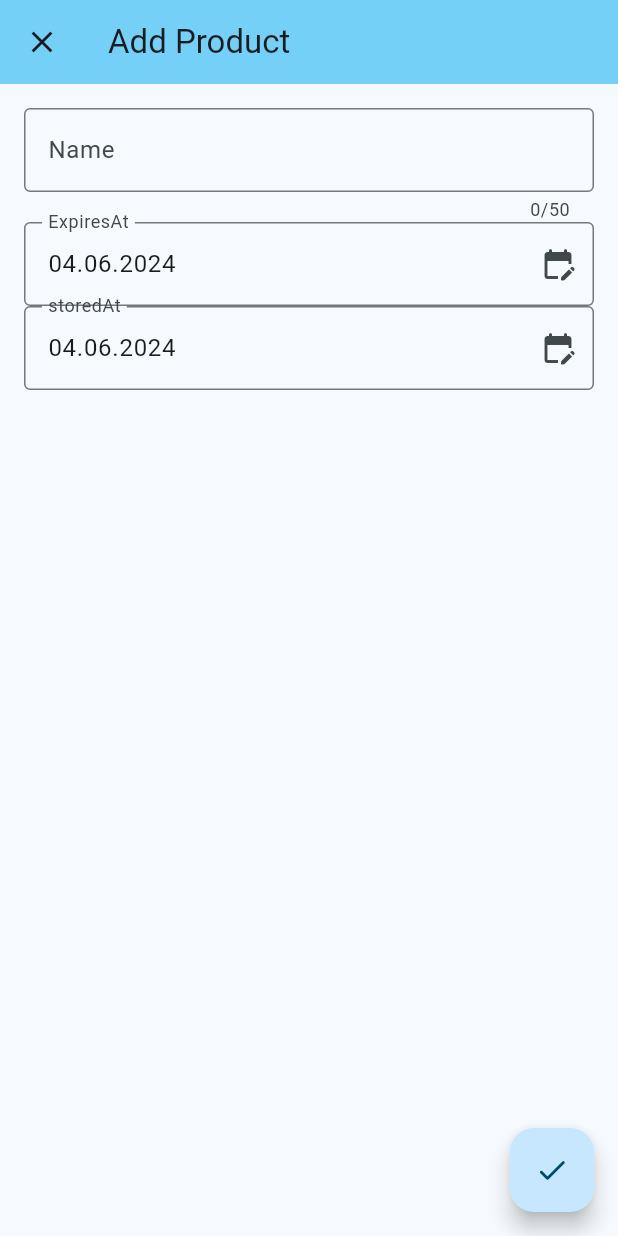
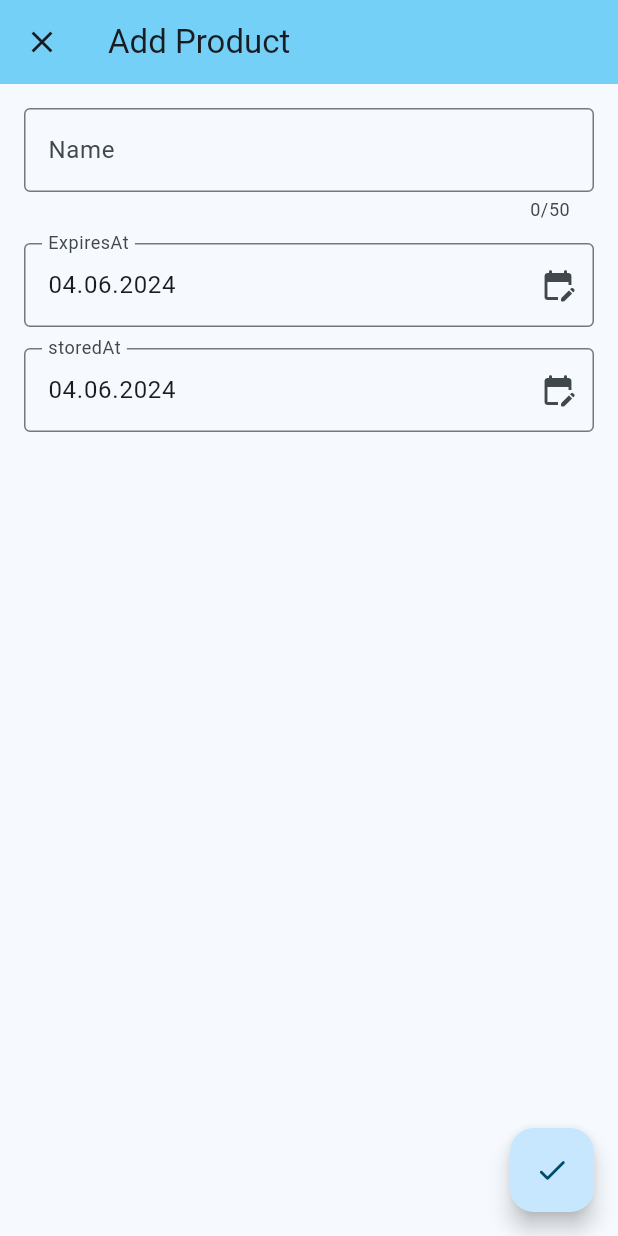
Before and after one commit to ultraluminar/EMA-2024s, a Flutter app: the screen it shows after launch, after a tap on "Products Page", after a tap on the "add" icon, on a phone screen of 412 x 824 dp. Run offline on Flutter 3.47's test engine with Material 3 defaults, Android fonts, the phone set to English and light mode, and no system bars; our stand-ins replace bloc, equatable, flutter_bloc, rxdart, shared_preferences; generated files the repository leaves out were written again.

Commit message:
refactor: Change layout to listview and spaced Fields

```diff
--- a/lib/pages/edit_product/view/edit_product_page.dart
+++ b/lib/pages/edit_product/view/edit_product_page.dart
@@ -80,19 +80,17 @@ class _EditProductViewState extends State<EditProductView> {
             );
           },
         ),
-        body: const SingleChildScrollView(
-          child: Padding(
+        body: ListView(
           padding: EdgeInsets.all(16),
-            child: Column(
-              children: [
+          children: const [
             NameField(),
+            SizedBox(height: 14),
             ExpirationDateField(),
+            SizedBox(height: 14),
             StorageDateField(),
             // _OwnerField(),
             // _KategoryField(),
           ],
-            ),
-          ),
         ),
       ),
     );
```
Lines whose indentation alone changed are shown as unchanged.
